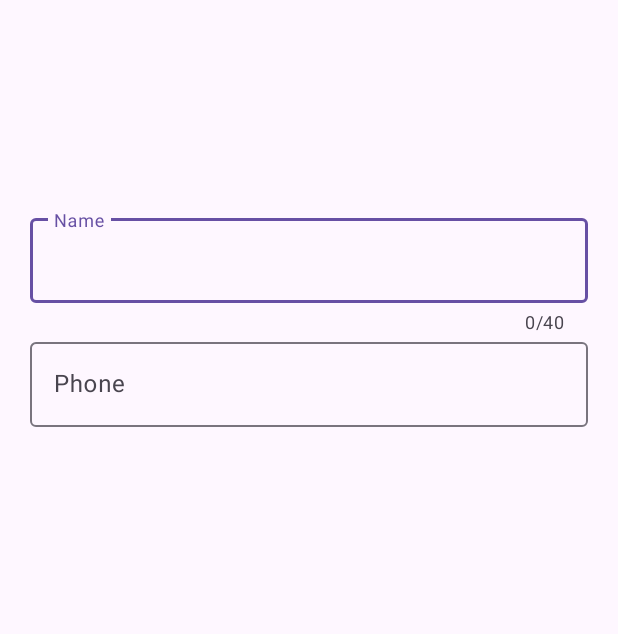
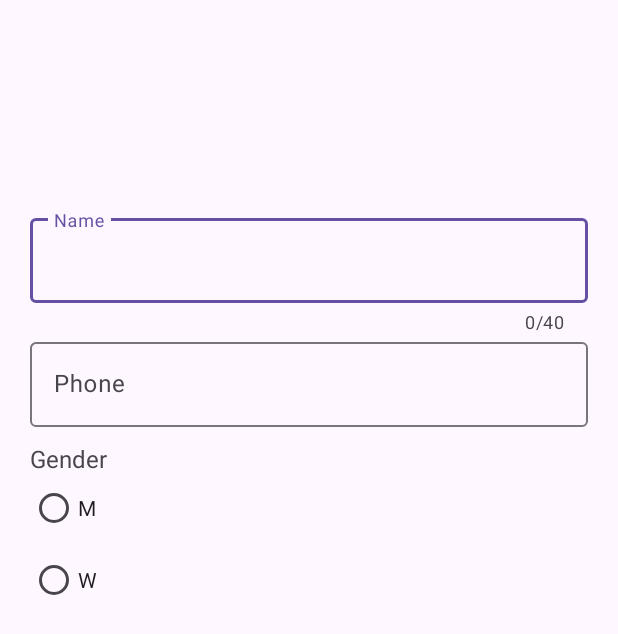
Before and after one commit to blbulyandavbulyan/UserProfileApp, an Android app: the screen it shows after launch (MainActivity), on a phone screen of 412 x 824 dp. Shown: the top 634 px of the screen. Run offline under Robolectric (Android 15) with nearby library versions, the phone set to English and light mode, and no system bars.

Commit message:
added genders radio button and tooltip text on top of them in activity_main.xml

```diff
--- a/app/src/main/res/layout/activity_main.xml
+++ b/app/src/main/res/layout/activity_main.xml
@@ -47,5 +47,33 @@
             android:layout_width="match_parent"
             android:layout_height="wrap_content"/>
     </com.google.android.material.textfield.TextInputLayout>
-
+    <TextView
+        android:id="@+id/gendersToolTipText"
+        android:layout_width="wrap_content"
+        android:layout_height="wrap_content"
+        android:text="Gender"
+        android:textSize="16sp"
+        android:layout_marginTop="10dp"
+        android:layout_marginBottom="10dp"
+        app:layout_constraintTop_toBottomOf="@id/userPhone"
+        app:layout_constraintLeft_toLeftOf="@id/userPhone" />
+    <RadioGroup
+        android:id="@+id/genders"
+        android:layout_width="match_parent"
+        android:layout_height="wrap_content"
+        android:layout_marginLeft="20dp"
+        android:layout_marginRight="20dp"
+        android:layout_marginTop="20dp"
+        app:layout_constraintTop_toTopOf="@id/gendersToolTipText"
+        app:layout_constraintLeft_toLeftOf="parent"
+        app:layout_constraintRight_toRightOf="parent">
+        <RadioButton
+            android:text="M"
+            android:layout_width="match_parent"
+            android:layout_height="wrap_content"/>
+        <RadioButton
+            android:text="W"
+            android:layout_width="match_parent"
+            android:layout_height="wrap_content"/>
+    </RadioGroup>
 </androidx.constraintlayout.widget.ConstraintLayout>
```
